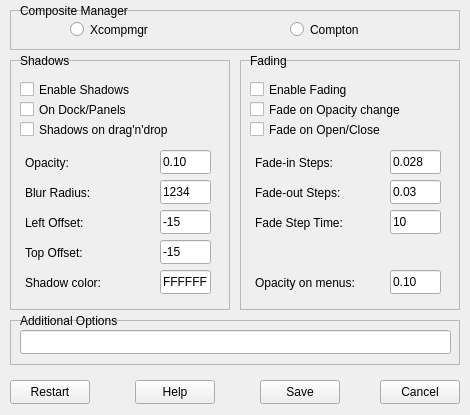
First picture: the form in tools/swx-builder/composite.ui, repository ThomasFunk/SimpleWx, before the edit.
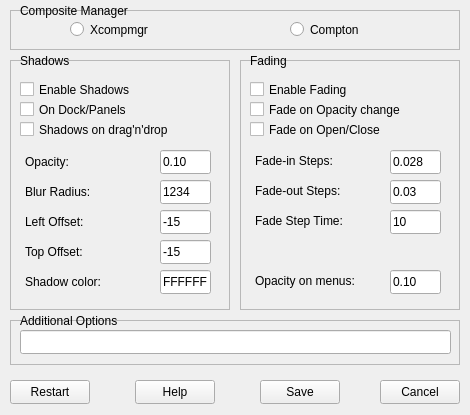
Second picture: the form after the edit.

The edit to the form file:
```diff
--- a/tools/swx-builder/composite.ui
+++ b/tools/swx-builder/composite.ui
@@ -34,7 +34,7 @@
     <property name="geometry">
      <rect>
       <x>25</x>
-      <y>185</y>
+      <y>184</y>
       <width>81</width>
       <height>16</height>
      </rect>
@@ -73,7 +73,7 @@
     <property name="geometry">
      <rect>
       <x>25</x>
-      <y>155</y>
+      <y>154</y>
       <width>81</width>
       <height>16</height>
      </rect>
@@ -86,7 +86,7 @@
     <property name="geometry">
      <rect>
       <x>25</x>
-      <y>215</y>
+      <y>214</y>
       <width>81</width>
       <height>16</height>
      </rect>
@@ -112,7 +112,7 @@
     <property name="geometry">
      <rect>
       <x>25</x>
-      <y>245</y>
+      <y>244</y>
       <width>81</width>
       <height>16</height>
      </rect>
@@ -190,7 +190,7 @@
     <property name="geometry">
      <rect>
       <x>255</x>
-      <y>185</y>
+      <y>183</y>
       <width>111</width>
       <height>16</height>
      </rect>
@@ -203,7 +203,7 @@
     <property name="geometry">
      <rect>
       <x>255</x>
-      <y>155</y>
+      <y>153</y>
       <width>101</width>
       <height>16</height>
      </rect>
@@ -229,7 +229,7 @@
     <property name="geometry">
      <rect>
       <x>255</x>
-      <y>215</y>
+      <y>213</y>
       <width>111</width>
       <height>16</height>
      </rect>
@@ -268,7 +268,7 @@
     <property name="geometry">
      <rect>
       <x>255</x>
-      <y>275</y>
+      <y>273</y>
       <width>131</width>
       <height>16</height>
      </rect>
@@ -320,8 +320,8 @@
     <property name="geometry">
      <rect>
       <x>25</x>
-      <y>275</y>
-      <width>91</width>
+      <y>274</y>
+      <width>111</width>
       <height>16</height>
      </rect>
     </property>
```
Left out of the diff: 54 changed lines with no effect on the pictures.
